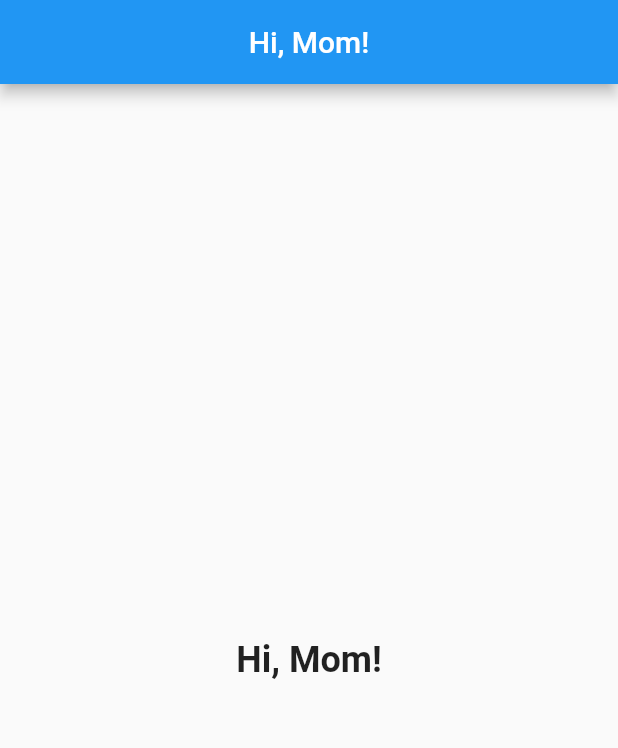
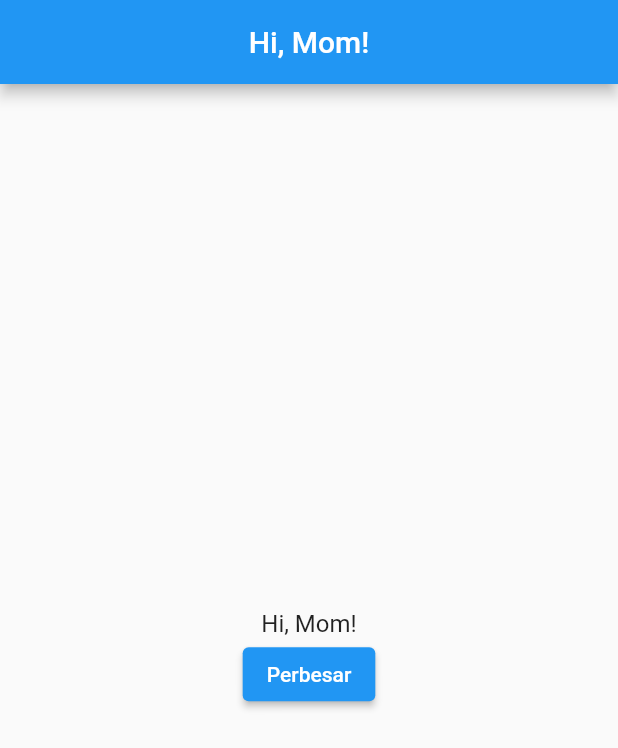
Before and after one commit to tamathecxder/dicoding-flutter-fundamental, a Flutter app: the screen it shows after launch, on a phone screen of 412 x 824 dp. Shown: the top 748 px of the screen. Run offline on Flutter 3.47's test engine with Material 2 defaults, Android fonts, the phone set to English and light mode, and no system bars.

Commit message:
chore: implement stateful widget

```diff
--- a/lib/main.dart
+++ b/lib/main.dart
@@ -20,7 +20,7 @@ class HiMomApp extends StatelessWidget {
           centerTitle: true,
         ),
         body: const Center(
-          child: Heading(text: "Hi, Mom!"),
+          child: BiggerText(text: "Hi, Mom!"),
         )
       ),
     );
```
